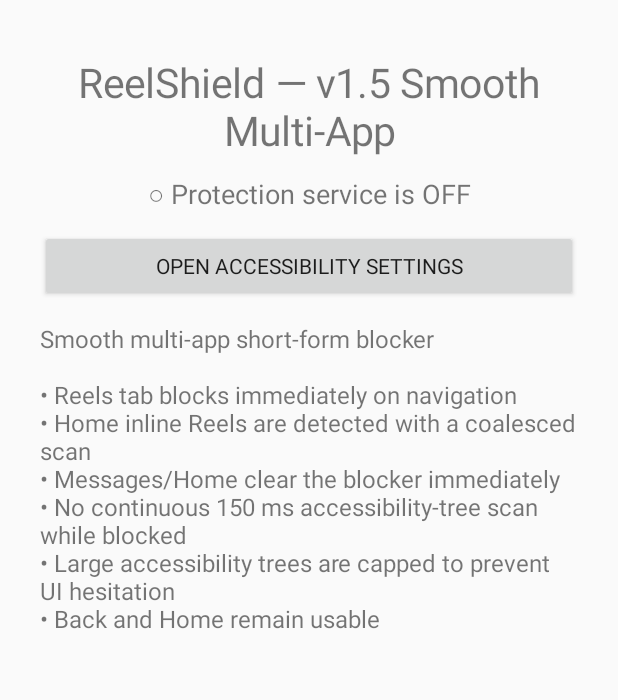
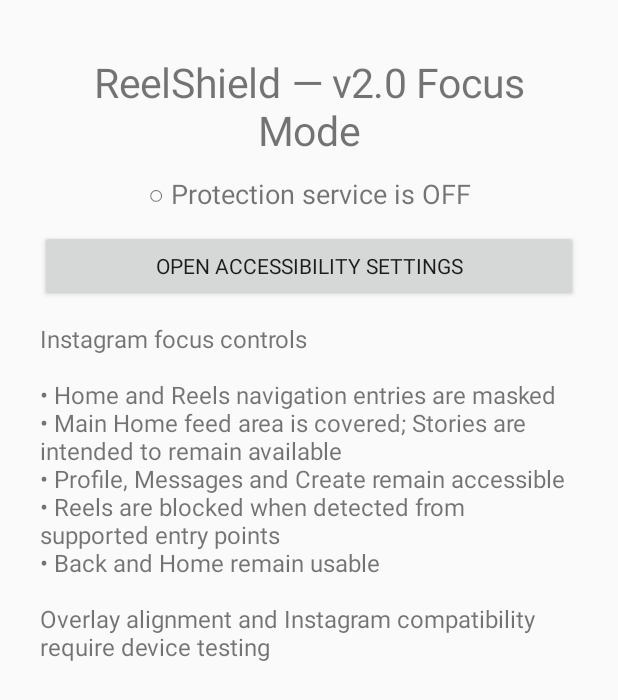
Before and after one commit to siddharth-kasturi/Reelsheild, an Android app: the screen it shows after launch (MainActivity), on a phone screen of 412 x 824 dp. Shown: the top 700 px of the screen. Run offline under Robolectric (Android 15) with nearby library versions, the phone set to English and light mode, and no system bars.

Commit message:
Update app screen for ReelShield 2.0 focus mode

```diff
--- a/app/src/main/java/com/reelshield/app/MainActivity.java
+++ b/app/src/main/java/com/reelshield/app/MainActivity.java
@@ -22,7 +22,7 @@ public class MainActivity extends Activity {
         root.setPadding(40, 55, 40, 40);
 
         TextView title = new TextView(this);
-        title.setText("ReelShield — v1.5 Smooth Multi-App");
+        title.setText("ReelShield — v2.0 Focus Mode");
         title.setTextSize(27);
         title.setGravity(Gravity.CENTER);
         root.addView(title, new LinearLayout.LayoutParams(-1, -2));
@@ -39,7 +39,7 @@ public class MainActivity extends Activity {
         root.addView(enable, new LinearLayout.LayoutParams(-1, -2));
 
         TextView info = new TextView(this);
-        info.setText("Smooth multi-app short-form blocker\n\n• Reels tab blocks immediately on navigation\n• Home inline Reels are detected with a coalesced scan\n• Messages/Home clear the blocker immediately\n• No continuous 150 ms accessibility-tree scan while blocked\n• Large accessibility trees are capped to prevent UI hesitation\n• Back and Home remain usable");
+        info.setText("Instagram focus controls\n\n• Home and Reels navigation entries are masked\n• Main Home feed area is covered; Stories are intended to remain available\n• Profile, Messages and Create remain accessible\n• Reels are blocked when detected from supported entry points\n• Back and Home remain usable\n\nOverlay alignment and Instagram compatibility require device testing");
         info.setTextSize(16);
         info.setPadding(0, 20, 0, 20);
         root.addView(info, new LinearLayout.LayoutParams(-1, -2));
```
